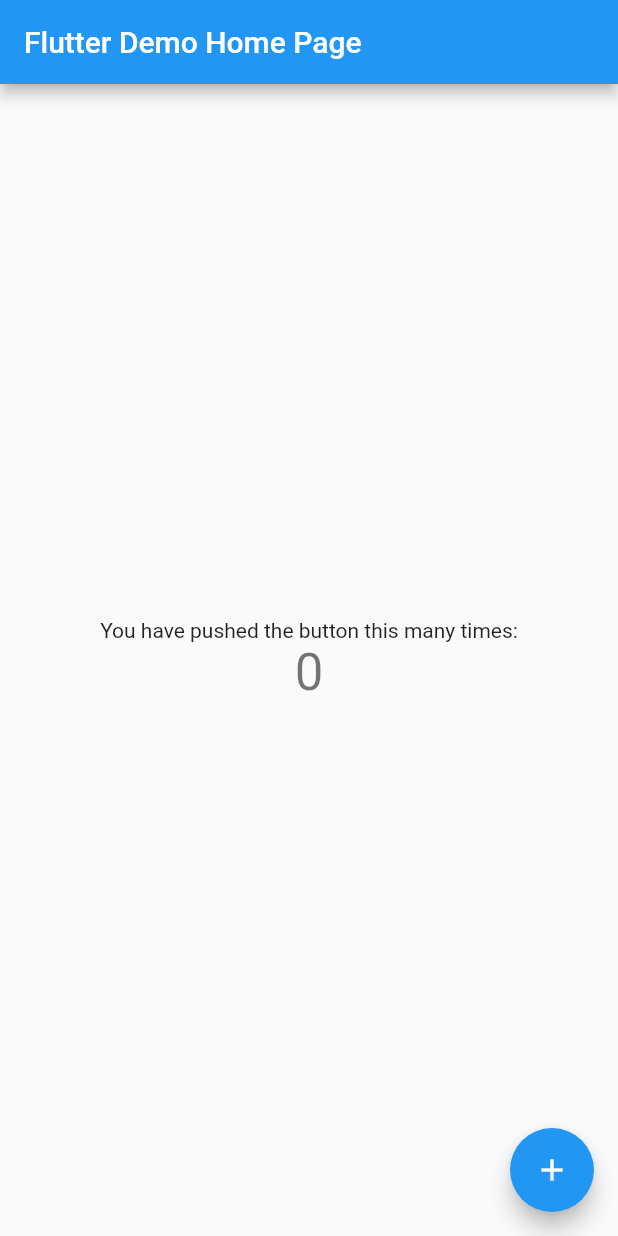
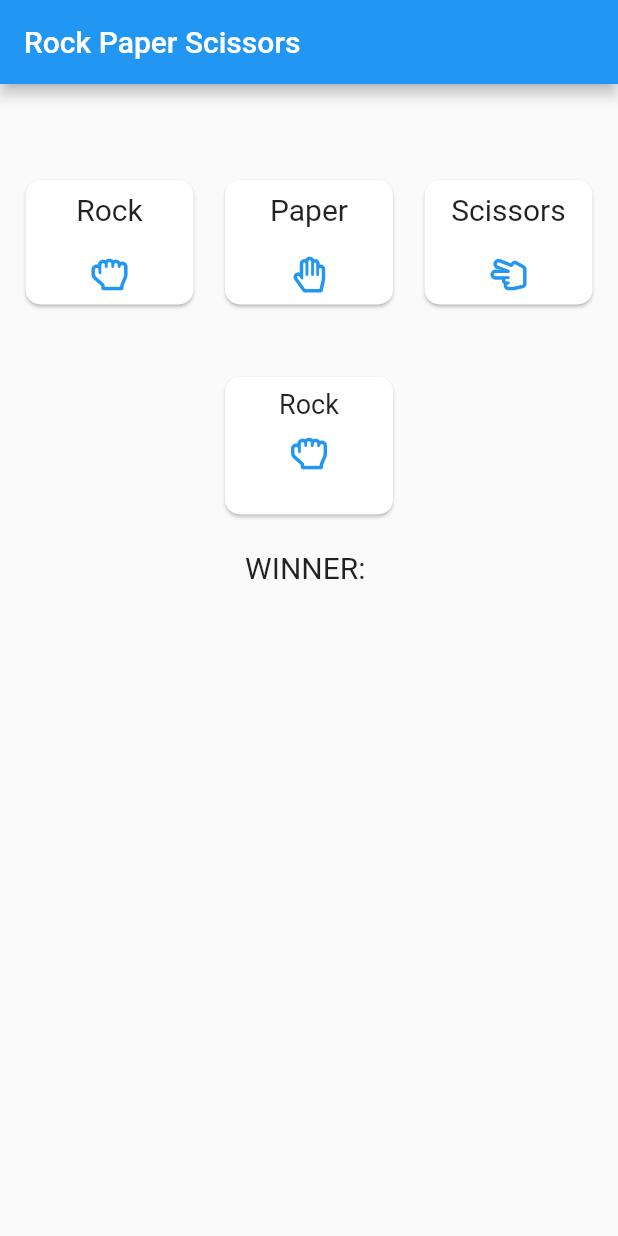
Before and after one commit to tarunvelagala/rock_paper_scissor_game, a Flutter app: the screen it shows after launch, on a phone screen of 412 x 824 dp. Run offline on Flutter 3.47's test engine with Material 2 defaults, Android fonts, the phone set to English and light mode, and no system bars; our stand-ins replace font_awesome_flutter.

Commit message:
Initial Commit

```diff
--- a/lib/main.dart
+++ b/lib/main.dart
@@ -1,111 +1,181 @@
 import 'package:flutter/material.dart';
+import 'package:font_awesome_flutter/font_awesome_flutter.dart';
+import 'dart:math';
 
 void main() => runApp(MyApp());
 
 class MyApp extends StatelessWidget {
-  // This widget is the root of your application.
   @override
   Widget build(BuildContext context) {
     return MaterialApp(
-      title: 'Flutter Demo',
-      theme: ThemeData(
-        // This is the theme of your application.
-        //
-        // Try running your application with "flutter run". You'll see the
-        // application has a blue toolbar. Then, without quitting the app, try
-        // changing the primarySwatch below to Colors.green and then invoke
-        // "hot reload" (press "r" in the console where you ran "flutter run",
-        // or simply save your changes to "hot reload" in a Flutter IDE).
-        // Notice that the counter didn't reset back to zero; the application
-        // is not restarted.
-        primarySwatch: Colors.blue,
+      home: Scaffold(
+        appBar: AppBar(
+          title: Text("Rock Paper Scissors"),
         ),
-      home: MyHomePage(title: 'Flutter Demo Home Page'),
+        body: Rps(),
+      ),
     );
   }
 }
 
-class MyHomePage extends StatefulWidget {
-  MyHomePage({Key key, this.title}) : super(key: key);
-
-  // This widget is the home page of your application. It is stateful, meaning
-  // that it has a State object (defined below) that contains fields that affect
-  // how it looks.
-
-  // This class is the configuration for the state. It holds the values (in this
-  // case the title) provided by the parent (in this case the App widget) and
-  // used by the build method of the State. Fields in a Widget subclass are
-  // always marked "final".
-
-  final String title;
-
+class Rps extends StatefulWidget {
   @override
-  _MyHomePageState createState() => _MyHomePageState();
+  _RpsState createState() => _RpsState();
 }
 
-class _MyHomePageState extends State<MyHomePage> {
-  int _counter = 0;
+class _RpsState extends State<Rps> {
+  List<IconData> icons = [
+    FontAwesomeIcons.handRock,
+    FontAwesomeIcons.handPaper,
+    FontAwesomeIcons.handScissors
+  ];
+  List<String> names = ['Rock', 'Paper', 'Scissors'];
+  int choice;
+  String oresult = '';
+  int cpuChoice = 1;
+  int turn = 0;
+  int usrOrCpu;
+  String result;
+  String draw = "";
+  int random() {
+    final rdm = Random();
+    int min = 1;
+    int max = 4;
+    int rnd = min + rdm.nextInt(max - min);
+    return rnd;
+  }
 
-  void _incrementCounter() {
+  _itsCpuTurn(choice, cpuChoice) {
+    if (choice == cpuChoice) {
+      result = "draw";
+    } else if ((choice == 1 && cpuChoice == 2) ||
+        (choice == 2 && cpuChoice == 1)) {
+      result = "paper";
+    } else if ((choice == 1 && cpuChoice == 3) ||
+        (choice == 3 && cpuChoice == 1)) {
+      result = "rock";
+    } else {
+      result = "scissors";
+    }
+    if (result == "draw") {
       setState(() {
-      // This call to setState tells the Flutter framework that something has
-      // changed in this State, which causes it to rerun the build method below
-      // so that the display can reflect the updated values. If we changed
-      // _counter without calling setState(), then the build method would not be
-      // called again, and so nothing would appear to happen.
-      _counter++;
+        draw = "DRAW";
       });
+    } else if (result == names[choice - 1].toLowerCase()) {
+      setState(() {
+        oresult = "YOU";
+        draw = "";
+      });
+    } else {
+      setState(() {
+        oresult = "CPU";
+        draw = '';
+      });
+    }
   }
 
   @override
   Widget build(BuildContext context) {
-    // This method is rerun every time setState is called, for instance as done
-    // by the _incrementCounter method above.
-    //
-    // The Flutter framework has been optimized to make rerunning build methods
-    // fast, so that you can just rebuild anything that needs updating rather
-    // than having to individually change instances of widgets.
-    return Scaffold(
-      appBar: AppBar(
-        // Here we take the value from the MyHomePage object that was created by
-        // the App.build method, and use it to set our appbar title.
-        title: Text(widget.title),
+    return Container(
+      child: Column(
+        children: <Widget>[
+          SizedBox(
+            height: 20.0,
           ),
-      body: Center(
-        // Center is a layout widget. It takes a single child and positions it
-        // in the middle of the parent.
+          SizedBox(
+            height: 40.0,
+          ),
+          Row(
+            mainAxisAlignment: MainAxisAlignment.spaceEvenly,
+            children: <Widget>[_userInput(1), _userInput(2), _userInput(3)],
+          ),
+          SizedBox(
+            height: 40.0,
+          ),
+          Container(
+            height: 100.0,
+            width: 120.0,
+            child: Card(
+              color: Colors.white,
+              shape: RoundedRectangleBorder(
+                  borderRadius: BorderRadius.circular(10)),
+              child: Padding(
+                padding: const EdgeInsets.all(8.0),
                 child: Column(
-          // Column is also layout widget. It takes a list of children and
-          // arranges them vertically. By default, it sizes itself to fit its
-          // children horizontally, and tries to be as tall as its parent.
-          //
-          // Invoke "debug painting" (press "p" in the console, choose the
-          // "Toggle Debug Paint" action from the Flutter Inspector in Android
-          // Studio, or the "Toggle Debug Paint" command in Visual Studio Code)
-          // to see the wireframe for each widget.
-          //
-          // Column has various properties to control how it sizes itself and
-          // how it positions its children. Here we use mainAxisAlignment to
-          // center the children vertically; the main axis here is the vertical
-          // axis because Columns are vertical (the cross axis would be
-          // horizontal).
-          mainAxisAlignment: MainAxisAlignment.center,
                   children: <Widget>[
                     Text(
-              'You have pushed the button this many times:',
+                      names[cpuChoice - 1],
+                      style: TextStyle(fontSize: 18.0),
                     ),
+                    SizedBox(
+                      height: 10.0,
+                    ),
+                    Icon(
+                      icons[cpuChoice - 1],
+                      color: Colors.blue,
+                    )
+                  ],
+                ),
+              ),
+            ),
+          ),
+          SizedBox(
+            height: 20.0,
+          ),
+          Container(
+            child: draw == "draw".toUpperCase()
+                ? Text(draw.toUpperCase(),
+                    style: TextStyle(
+                      fontSize: 20.0,
+                    ))
+                : Text(
+                    "WINNER: " + oresult,
+                    style: TextStyle(fontSize: 20.0),
+                  ),
+          )
+        ],
+      ),
+    );
+  }
+
+  _userInput(index) {
+    return Container(
+      width: 120.0,
+      child: Card(
+        color: Colors.white,
+        shape: RoundedRectangleBorder(borderRadius: BorderRadius.circular(10)),
+        child: InkWell(
+          child: Padding(
+            padding: EdgeInsets.all(8.0),
+            child: Column(
+              children: <Widget>[
                 Text(
-              '$_counter',
-              style: Theme.of(context).textTheme.display1,
+                  names[index - 1],
+                  style: TextStyle(fontSize: 20.0),
+                ),
+                SizedBox(
+                  height: 20.0,
+                ),
+                Icon(
+                  icons[index - 1],
+                  color: Colors.blue,
                 ),
               ],
             ),
           ),
-      floatingActionButton: FloatingActionButton(
-        onPressed: _incrementCounter,
-        tooltip: 'Increment',
-        child: Icon(Icons.add),
-      ), // This trailing comma makes auto-formatting nicer for build methods.
+          onTap: () {
+            setState(() {
+              int r = random();
+              choice = index;
+              cpuChoice = r;
+              // turn = 1;
+            });
+            //print("User Choice " + choice.toString());
+            // print("Cpu Choice " + cpuChoice.toString());
+            _itsCpuTurn(choice, cpuChoice);
+          },
+        ),
+      ),
     );
   }
 }
--- a/pubspec.yaml
+++ b/pubspec.yaml
@@ -23,6 +23,8 @@ dependencies:
   # The following adds the Cupertino Icons font to your application.
   # Use with the CupertinoIcons class for iOS style icons.
   cupertino_icons: ^0.1.2
+  font_awesome_flutter:
+
 
 dev_dependencies:
   flutter_test:
```
Also changed, not shown: pubspec.lock, 1 other file. Lines whose indentation alone changed are shown as unchanged.
